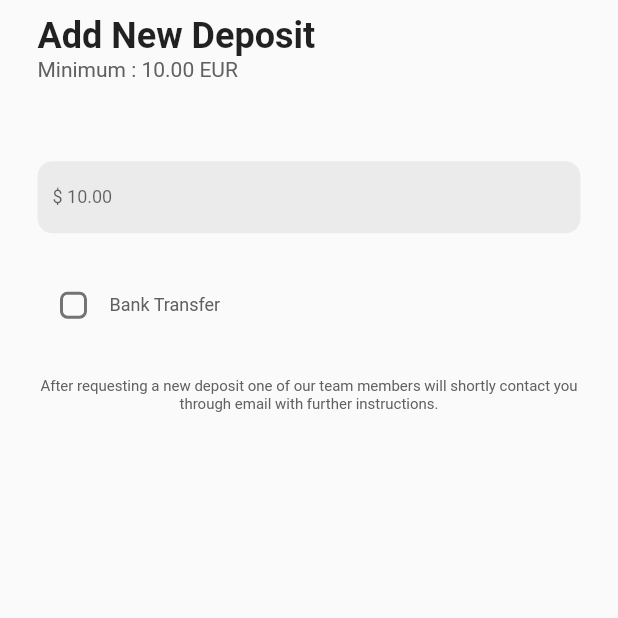
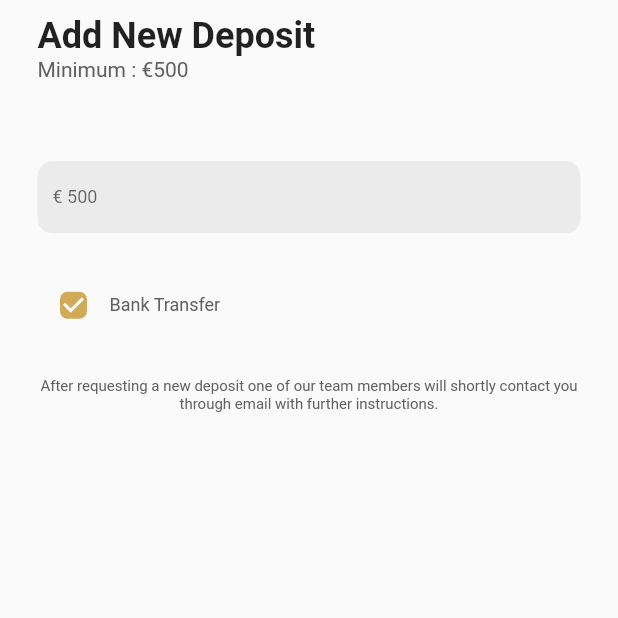
Before and after one commit to Uzairinshallah/thinvest, a Flutter app: the AddDeposit screen opened directly, after a tap on "Add Deposit", on a phone screen of 412 x 824 dp, the top half of it. Run offline on Flutter 3.47's test engine with Material 2 defaults, Android fonts, the light colour scheme and no system bars; our stand-ins replace fl_chart, get, hive, pdf; missing offline and left inert: advance_pdf_viewer, uc_pdfview; accounts and stored records are empty.

Commit message:
16-07-2022

```diff
--- /dev/null
+++ b/lib/getX/app_state.dart
@@ -0,0 +1,9 @@
+import 'package:get/get.dart';
+import 'package:get/get_state_manager/src/simple/get_controllers.dart';
+
+class AppController extends GetxController {
+  var bankState = true.obs;
+
+
+
+}
--- a/lib/getX/signup_state.dart
+++ b/lib/getX/signup_state.dart
@@ -4,6 +4,7 @@ import 'package:get/get_state_manager/src/simple/get_controllers.dart';
 class Controller extends GetxController {
 
   var state = 0.obs;
+
   // void setState(int s) {
   //   print('state call');
   //   state.value = s;
--- a/lib/screens/add_deposit.dart
+++ b/lib/screens/add_deposit.dart
@@ -1,9 +1,13 @@
 import 'package:flutter/material.dart';
+import 'package:flutter/services.dart';
+import 'package:get/get.dart';
+import 'package:get/get_core/src/get_main.dart';
 import 'package:http/http.dart';
 import 'dart:convert';
 import 'package:thinvest/Extras/colors.dart';
 import 'package:thinvest/Extras/hive_boxes.dart';
 import 'package:thinvest/Extras/strings.dart';
+import 'package:thinvest/getX/app_state.dart';
 import 'package:thinvest/screens/deposit.dart';
 import 'package:thinvest/Extras/functions.dart';
 import 'package:thinvest/screens/trades_screen.dart';
@@ -19,8 +23,10 @@ class AddDeposit extends StatefulWidget {
 
 class _AddDepositState extends State<AddDeposit> {
   var screenWidth, screenHeight;
-  bool boxValue = false;
+  // bool boxValue = false;
   var deposit = TextEditingController();
+  final controller = Get.put(AppController());
+
 
   @override
   Widget build(BuildContext context) {
@@ -48,29 +54,30 @@ class _AddDepositState extends State<AddDeposit> {
                 ),
               ),
               Text(
-                '${AppStrings.minimum} : 10.00 EUR',
+                '${AppStrings.minimum} : €500',
                 style: TextStyle(color: CColors.textColor),
               ),
               SizedBox(
                 height: screenHeight * .065,
               ),
-              getAmountField('\$ 10.00', deposit),
+              getAmountField('€ 500', deposit),
               SizedBox(
                 height: screenHeight * .029,
               ),
               Row(
                 children: [
+                  Obx(
+                  () =>
                      Checkbox(
                       shape: RoundedRectangleBorder(
                         borderRadius: BorderRadius.circular(5),
                       ),
                       activeColor: CColors.buttonOne,
-                    value: boxValue,
+                      value: controller.bankState.value,
                       onChanged: (value) {
-                      setState(() {
-                        boxValue = value!;
-                      });
+                          controller.bankState.value = value!;
                       },
+                    ),
                   ),
                   Expanded(
                       child: Text(
@@ -97,22 +104,17 @@ class _AddDepositState extends State<AddDeposit> {
                 child: Row(
                   mainAxisAlignment: MainAxisAlignment.spaceBetween,
                   children: [
-                    Row(
+                    InkWell(
+
+                      child: Row(
                         children: [
                           Padding(
                               padding: EdgeInsets.only(left: 4.0, right: 4),
-                            child: InkWell(
-                                onTap: () {
-                                  Navigator.pushReplacement(
-                                      context,
-                                      MaterialPageRoute(
-                                          builder: (context) => DepositsScreen()));
-                                },
                               child: Image.asset(
                                 'assets/icons/arrow_back.png',
                                 width: 20,
                                 color: CColors.buttonOne,
-                                ))),
+                              )),
                           Text(
                             AppStrings.goBack.toUpperCase(),
                             style: TextStyle(
@@ -121,6 +123,7 @@ class _AddDepositState extends State<AddDeposit> {
                           )
                         ],
                       ),
+                    ),
                     Align(
                       alignment: Alignment.topRight,
                       child: InkWell(
@@ -128,10 +131,11 @@ class _AddDepositState extends State<AddDeposit> {
                           if(deposit.text == '' || deposit.text.isEmpty){
                             Functions.showSnackBar(context, 'Deposit Should not be Null');
                           }
-                          else if(int.parse(deposit.text) < 10){
-                            Functions.showSnackBar(context, 'Deposit Should be more than \$10 ');
+                          else if(int.parse(deposit.text) < 500){
+                            Functions.showSnackBar(context, 'Deposit Should be more than €500 ');
                           }
                           else
+                            Functions.showLoaderDialog(context);
                             postDeposit();
 
                           // else if(deposit.text < 10)
@@ -175,7 +179,7 @@ class _AddDepositState extends State<AddDeposit> {
     var token = HiveBoxes.userBox.values.first.apiToken!;
     print('${token}idddd');
 
-    var url = "https://thinvest.com/api/deposit?user_id=$userId&amount=$deposit";
+    var url = "https://thinvest.com/api/deposit?user_id=$userId&amount=${deposit.text}";
     // Map<String, dynamic> body = {'user_id': 2, 'amount': "22"};
     // String jsonBody = json.encode(body);
     final response = await http.post(
@@ -189,19 +193,26 @@ class _AddDepositState extends State<AddDeposit> {
     );
     print(response.statusCode);
     if (response.statusCode == 200) {
-      Functions.showSnackBar(context, 'Deposit submitted successfully');
+      Functions.showSnackBar(context, 'Your deposit has been requested successfully. Shortly one of our team members will contact you through email with further instructions');
 
       print('Status code: ${response.statusCode}');
       print('Body: ${response.body}');
+      Navigator.pop(context);
+
 
       setState(() {});
 
       // return model;
     } else if (response.statusCode ==400){
-      Functions.showSnackBar(context, "Deposit limit reached");
+      Functions.showSnackBar(context, "Deposit limit reached. First finish the open deposits before making another deposit");
+      Navigator.pop(context);
     }
     else {
+      Functions.showSnackBar(
+          context, 'Your request can\'t be record at that moment ');
       print('repose');
+      Navigator.pop(context);
+
       print(response.body.toString());
       throw Exception(response.body.toString());
     }
@@ -213,6 +224,11 @@ class _AddDepositState extends State<AddDeposit> {
   ) {
     return TextFormField(
       controller: controller,
+      keyboardType: TextInputType.number,
+      inputFormatters: <TextInputFormatter>[
+        FilteringTextInputFormatter.digitsOnly
+      ],
+
       style: TextStyle(
         color: CColors.textColor,
         fontSize: 12,
--- a/lib/screens/login_page.dart
+++ b/lib/screens/login_page.dart
@@ -43,8 +43,8 @@ class LoginPage extends StatelessWidget {
         // HiveBoxes.userBox.get("profile") != null;
         // HiveBoxes.userBox.delete("profile");
         // print(HiveBoxes.userBox.values.first.firstName);
-        Navigator.push(
-            context, MaterialPageRoute(builder: (context) => Dashboard()));
+        Navigator.of(context).pushAndRemoveUntil(MaterialPageRoute(builder: (context) =>
+            Dashboard()), (Route<dynamic> route) => false);
         return;
       }
       else if(response.statusCode == 500){
--- a/lib/screens/splashScreen.dart
+++ b/lib/screens/splashScreen.dart
@@ -1,6 +1,7 @@
 import 'dart:async';
-
 import 'package:flutter/material.dart';
+import 'package:thinvest/Extras/hive_boxes.dart';
+import 'package:thinvest/screens/dashboard/dashboard.dart';
 import 'package:thinvest/screens/login_page.dart';
 
 class SplashScreen extends StatefulWidget {
@@ -19,7 +20,7 @@ class Splash extends State<SplashScreen> {
     Timer(
         const Duration(seconds: 3),
         () => Navigator.of(context).pushReplacement(
-            MaterialPageRoute(builder: (BuildContext context) => LoginPage())));
+            MaterialPageRoute(builder: (BuildContext context) => (HiveBoxes.userBox.isEmpty) ? LoginPage() : Dashboard())));
 
     var assetsImage = const AssetImage('assets/icons/thinvest.png');
     var image = Image(image: assetsImage, height: 80);
--- a/lib/screens/trades_screen.dart
+++ b/lib/screens/trades_screen.dart
@@ -21,6 +21,8 @@ class _TrandesScreenState extends State<TrandesScreen> {
   String selectedMonth = 'January';
   String selectedYear = '2022';
   List<TradesModel> tradesList = [];
+  var cMonth = DateTime.now().month;
+  bool m = false;
   List<String> dropDownYears = [
     '2012',
     '2013',
@@ -60,6 +62,10 @@ class _TrandesScreenState extends State<TrandesScreen> {
   Widget build(BuildContext context) {
     screenWidth = MediaQuery.of(context).size.width;
     screenHeight = MediaQuery.of(context).size.height;
+    if(m == false){
+      selectedMonth = dropDownMonths.elementAt(cMonth-1);
+      m = true;
+    }
     final GlobalKey<ScaffoldState> _key = GlobalKey();
 
     return Scaffold(
--- a/lib/widgets/deposit_table.dart
+++ b/lib/widgets/deposit_table.dart
@@ -47,8 +47,8 @@ class DepositTable extends StatelessWidget {
                                   child: Column(
                                       crossAxisAlignment: CrossAxisAlignment.center,
                                       children: [
-                                        getSubHeading(
-                                            model.id.toString(), CColors.buttonOne, fontSize),
+                                        // getSubHeading(
+                                        //     model.id.toString(), CColors.buttonOne, fontSize),
                                         getSubHeading(model.type.toString(),
                                             CColors.textColor, fontSize)
                                       ]),
@@ -65,7 +65,7 @@ class DepositTable extends StatelessWidget {
                             Expanded(
                                 child: Padding(
                                   padding: const EdgeInsets.only(left: 8.0),
-                                  child: Align(alignment: Alignment.center, child: getSubHeading(model.status.toString(), Colors.redAccent, fontSize)),
+                                  child: Align(alignment: Alignment.center, child: getSubHeading((model.status.toString() == '1') ? 'Recieved' : 'In Progress', (model.status.toString() == '1') ? CColors.green : Colors.redAccent, fontSize)),
                                 )),
                           ],
                         ),
--- a/lib/widgets/trades_table.dart
+++ b/lib/widgets/trades_table.dart
@@ -52,7 +52,7 @@ class _TradesTableState extends State<TradesTable> {
                       child: getSubHeading(
                           model.type.toString(),
                           fontSize,
-                          CColors.green),
+                          (model.type == "B") ? CColors.green : Colors.red.withOpacity(.6)),
                     )),
                 Expanded(
                     child: getSubHeading(
@@ -65,7 +65,7 @@ class _TradesTableState extends State<TradesTable> {
                         getSubHeading(
                             model.price.toString(),
                             fontSize,
-                            CColors.green),
+                            (model.type == "B") ? CColors.green : Colors.red.withOpacity(.6)),
                         getSubHeading(
                             model.closing_price.toString(),
                             fontSize,
--- a/lib/widgets/viewAlert.dart
+++ b/lib/widgets/viewAlert.dart
@@ -48,7 +48,7 @@ class _ViewAlertState extends State<ViewAlert> {
             mainAxisAlignment: MainAxisAlignment.spaceBetween,
             children: [
               leftText(AppStrings.type),
-              rightText(widget.tradesModel!.type!, color: CColors.green)
+              rightText(widget.tradesModel!.type!, color: (widget.tradesModel!.type! == "B") ? CColors.green : Colors.red.withOpacity(.6))
             ],
           ),
           Row(
@@ -106,7 +106,7 @@ class _ViewAlertState extends State<ViewAlert> {
               leftText(AppStrings.p_l_eur_usd),
               Column(
                 children: [
-                  rightText(widget.tradesModel!.price!, color: CColors.green),
+                  rightText(widget.tradesModel!.price!, color: (widget.tradesModel!.type! == "B") ? CColors.green : Colors.red.withOpacity(.6)),
                   rightText(widget.tradesModel!.closing_price!),
                 ],
               )
@@ -116,7 +116,7 @@ class _ViewAlertState extends State<ViewAlert> {
             mainAxisAlignment: MainAxisAlignment.spaceBetween,
             children: [
               leftText(AppStrings.time),
-              rightText(AppStrings.buy)
+              rightText(widget.tradesModel!.trade_time!)
             ],
           ),
         ],
```
Also changed, not shown: lib/Extras/functions.dart (+34 -0 lines), lib/screens/dashboard/dashboard.dart (+18 -5 lines), lib/screens/drawer/get_drawer.dart (+4 -4 lines), lib/screens/profile.dart (+14 -4 lines), lib/screens/support.dart (+47 -25 lines), assets/images/loading.gif (added). Lines whose indentation alone changed are shown as unchanged.
